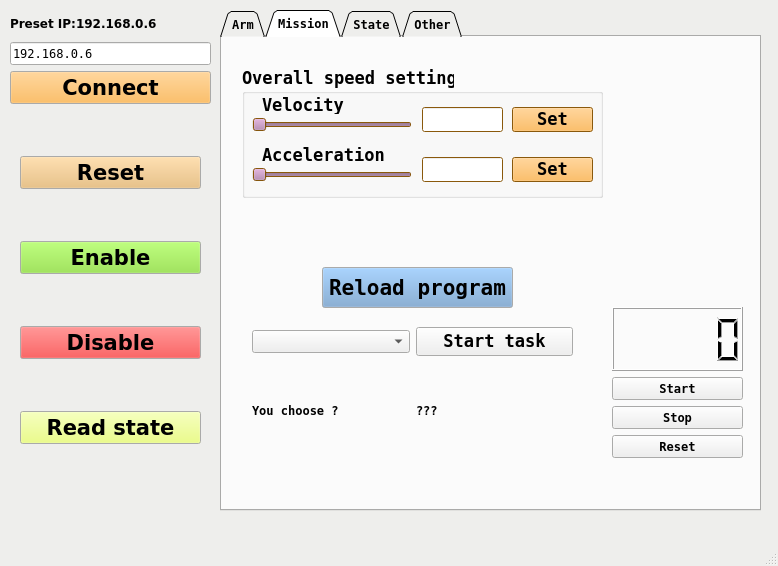
SamKaiYang/ros_modbus_nex, file scripts/main.ui: the form before one commit.
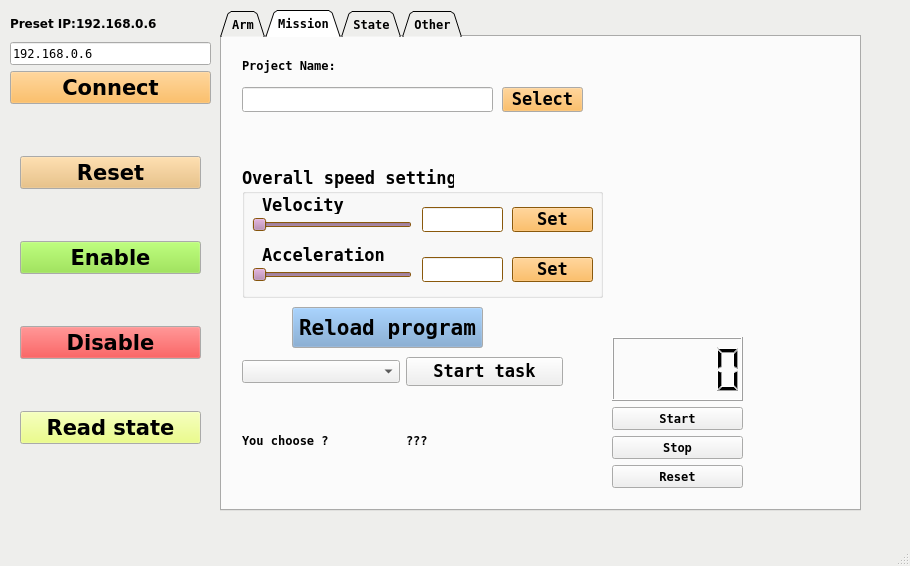
The form after the commit. The open tabs and pages were chosen to show the change. Icons and pictures are not drawn.

Commit message: fixed ui show size

The edit to the form file:
```diff
--- a/scripts/main.ui
+++ b/scripts/main.ui
@@ -6,7 +6,7 @@
    <rect>
     <x>0</x>
     <y>0</y>
-    <width>778</width>
+    <width>910</width>
     <height>566</height>
    </rect>
   </property>
@@ -427,7 +427,7 @@
      <rect>
       <x>220</x>
       <y>10</y>
-      <width>541</width>
+      <width>641</width>
       <height>501</height>
      </rect>
     </property>
@@ -576,7 +576,7 @@
       <property name="geometry">
        <rect>
         <x>390</x>
-        <y>270</y>
+        <y>300</y>
         <width>131</width>
         <height>151</height>
        </rect>
@@ -611,8 +611,8 @@
      <widget class="QWidget" name="gridLayoutWidget">
       <property name="geometry">
        <rect>
-        <x>30</x>
-        <y>290</y>
+        <x>20</x>
+        <y>320</y>
         <width>321</width>
         <height>131</height>
        </rect>
@@ -652,8 +652,8 @@
      <widget class="QPushButton" name="btn_reload">
       <property name="geometry">
        <rect>
-        <x>100</x>
-        <y>230</y>
+        <x>70</x>
+        <y>270</y>
         <width>191</width>
         <height>41</height>
        </rect>
@@ -713,7 +713,7 @@
       <property name="geometry">
        <rect>
         <x>20</x>
-        <y>30</y>
+        <y>130</y>
         <width>361</width>
         <height>131</height>
        </rect>
@@ -1060,6 +1060,84 @@
        </property>
       </widget>
      </widget>
+     <widget class="QLabel" name="label_project_name">
+      <property name="geometry">
+       <rect>
+        <x>20</x>
+        <y>20</y>
+        <width>351</width>
+        <height>17</height>
+       </rect>
+      </property>
+      <property name="text">
+       <string>Project Name:</string>
+      </property>
+     </widget>
+     <widget class="QLineEdit" name="lineEdit_project_name_select">
+      <property name="geometry">
+       <rect>
+        <x>20</x>
+        <y>50</y>
+        <width>251</width>
+        <height>25</height>
+       </rect>
+      </property>
+     </widget>
+     <widget class="QPushButton" name="btn_project_name_select">
+      <property name="geometry">
+       <rect>
+        <x>280</x>
+        <y>50</y>
+        <width>81</width>
+        <height>25</height>
+       </rect>
+      </property>
+      <property name="palette">
+       <palette>
+        <active>
+         <colorrole role="Button">
+          <brush brushstyle="SolidPattern">
+           <color alpha="255">
+            <red>252</red>
+            <green>175</green>
+            <blue>62</blue>
+           </color>
+          </brush>
+         </colorrole>
+        </active>
+        <inactive>
+         <colorrole role="Button">
+          <brush brushstyle="SolidPattern">
+           <color alpha="255">
+            <red>252</red>
+            <green>175</green>
+            <blue>62</blue>
+           </color>
+          </brush>
+         </colorrole>
+        </inactive>
+        <disabled>
+         <colorrole role="Button">
+          <brush brushstyle="SolidPattern">
+           <color alpha="255">
+            <red>252</red>
+            <green>175</green>
+            <blue>62</blue>
+           </color>
+          </brush>
+         </colorrole>
+        </disabled>
+       </palette>
+      </property>
+      <property name="font">
+       <font>
+        <pointsize>13</pointsize>
+       </font>
+      </property>
+      <property name="text">
+       <string>Select</string>
+      </property>
+     </widget>
     </widget>
     <widget class="QWidget" name="tab_state">
      <attribute name="title">
```
Left out of the diff: 8 changed lines with no effect on the pictures. The commit also changes 3 other files.
